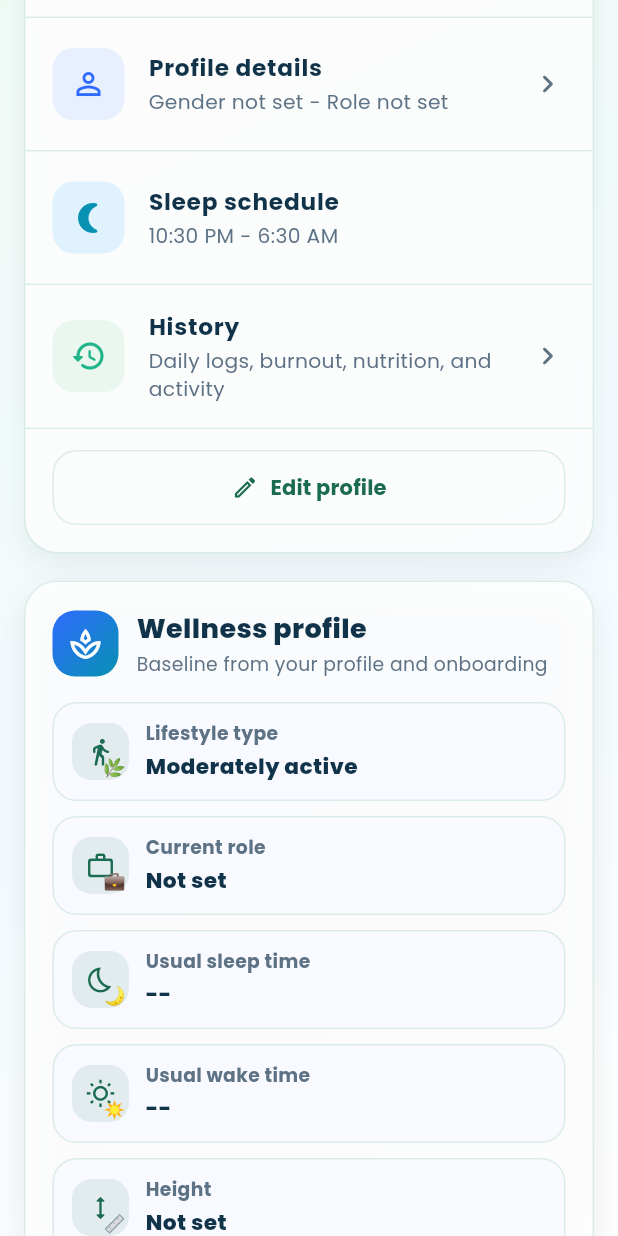
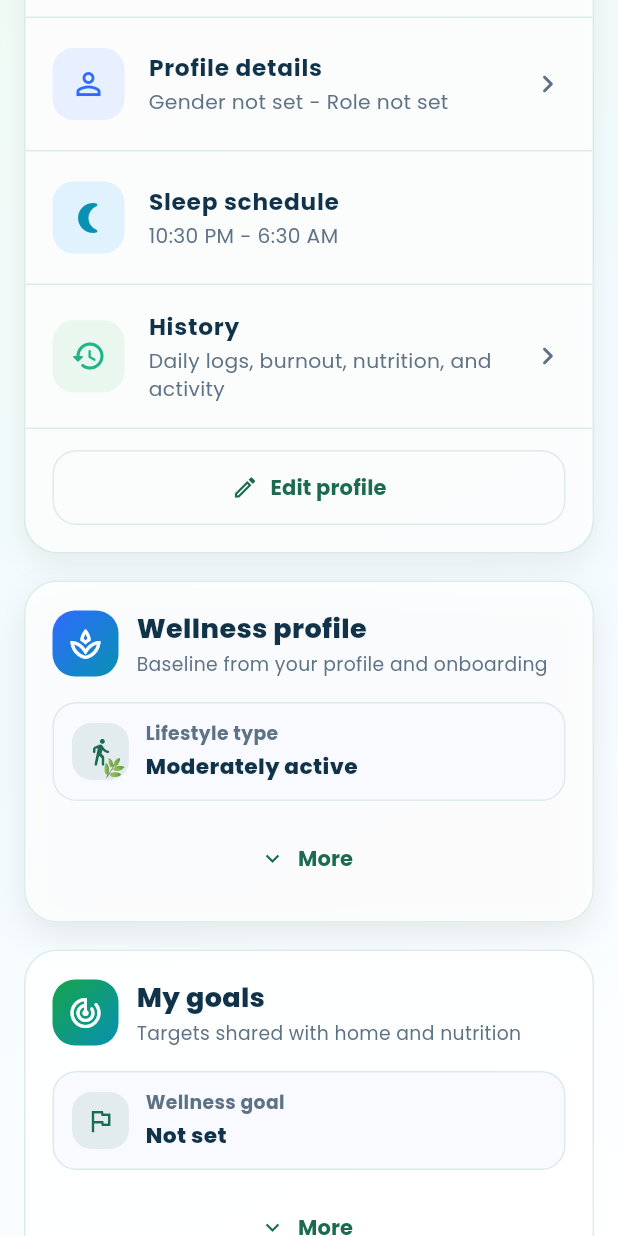
Before and after one commit to vitalysyncapp/vitalysync-frontend, a Flutter app: the ProfilePage screen opened directly, scrolled down 576 dp, on a phone screen of 412 x 824 dp. Run offline on Flutter 3.47's test engine with Material 3 defaults, Android fonts, the phone set to English and light mode, and no system bars; our stand-ins replace animated_bottom_navigation_bar, confetti, fl_chart, flutter_animate, flutter_local_notifications, flutter_secure_storage and 11 more; missing offline and left inert: crop_your_image; accounts and stored records are empty; statements that could not run were skipped.

Commit message:
improve dark-mode consistency and ux on profile page

```diff
--- a/lib/features/nutrition/presentation/pages/manual_log_dialog.dart
+++ b/lib/features/nutrition/presentation/pages/manual_log_dialog.dart
@@ -171,6 +171,7 @@ class _ManualLogDialogState extends State<_ManualLogDialog> {
   Widget build(BuildContext context) {
     final width = MediaQuery.of(context).size.width;
     final isCompact = width < 380;
+    final isDark = Theme.of(context).brightness == Brightness.dark;
 
     return Dialog(
       insetPadding: EdgeInsets.symmetric(
@@ -304,7 +305,9 @@ class _ManualLogDialogState extends State<_ManualLogDialog> {
                           icon: const Icon(Icons.auto_awesome_rounded),
                           label: const Text('Analyze'),
                           style: ElevatedButton.styleFrom(
-                            backgroundColor: const Color(0xFF16A34A),
+                            backgroundColor: isDark
+                                ? const Color(0xFF5D4385)
+                                : const Color(0xFF16A34A),
                             foregroundColor: Colors.white,
                             padding: EdgeInsets.symmetric(
                               vertical: isCompact ? 12 : 14,
--- a/lib/features/profile/presentation/pages/profile_page_widgets.dart
+++ b/lib/features/profile/presentation/pages/profile_page_widgets.dart
@@ -35,13 +35,23 @@ class _ProfileHeaderPalette {
         glassSurface: Colors.white.withValues(alpha: 0.065),
         glassBorder: Colors.white.withValues(alpha: 0.1),
         avatarRingColors: const [
-          Color(0xFF68D5B8),
-          Color(0xFF76ACE8),
-          Color(0xFFB18ADD),
-        ],
-        editButton: const Color(0xFF27A98F),
-        primaryOrb: const Color(0xFF5BDEC1).withValues(alpha: 0.08),
-        secondaryOrb: const Color(0xFF76ACE8).withValues(alpha: 0.08),
+          Color.fromARGB(255, 25, 92, 134),
+          Color.fromARGB(255, 20, 22, 143),
+          Color.fromARGB(255, 50, 5, 101),
+        ],
+        editButton: const Color.fromARGB(255, 39, 65, 169),
+        primaryOrb: const Color.fromARGB(
+          255,
+          30,
+          22,
+          136,
+        ).withValues(alpha: 0.08),
+        secondaryOrb: const Color.fromARGB(
+          255,
+          30,
+          22,
+          136,
+        ).withValues(alpha: 0.08),
         watermarkOpacity: 0.08,
       );
     }
@@ -1127,7 +1137,7 @@ class _PersonalInformationCard extends StatelessWidget {
   }
 }
 
-class MyGoalsCard extends StatelessWidget {
+class MyGoalsCard extends StatefulWidget {
   final UserGoalsSnapshot goals;
   final bool isSaving;
   final VoidCallback onEdit;
@@ -1140,6 +1150,13 @@ class MyGoalsCard extends StatelessWidget {
   });
 
   @override
+  State<MyGoalsCard> createState() => _MyGoalsCardState();
+}
+
+class _MyGoalsCardState extends State<MyGoalsCard> {
+  bool _isExpanded = false;
+
+  @override
   Widget build(BuildContext context) {
     final themePrimary = Theme.of(context).colorScheme.primary;
 
@@ -1205,38 +1222,39 @@ class MyGoalsCard extends StatelessWidget {
           _GoalDataRow(
             icon: Icons.flag_outlined,
             label: 'Wellness goal',
-            value: goals.wellnessGoal,
-          ),
+            value: widget.goals.wellnessGoal,
+          ),
+          if (_isExpanded) ...[
             _GoalDataRow(
               icon: Icons.bedtime_outlined,
               label: 'Sleep goal',
-            value: goals.sleepLabel,
+              value: widget.goals.sleepLabel,
             ),
             _GoalDataRow(
               icon: Icons.water_drop_outlined,
               label: 'Hydration goal',
-            value: goals.hydrationLabel,
+              value: widget.goals.hydrationLabel,
             ),
             _GoalDataRow(
               icon: Icons.fitness_center_outlined,
               label: 'Activity goal',
-            value: goals.activityLabel,
+              value: widget.goals.activityLabel,
             ),
             _GoalDataRow(
               icon: Icons.directions_walk_rounded,
               label: 'Daily steps',
-            value: goals.dailyStepsLabel,
+              value: widget.goals.dailyStepsLabel,
             ),
             _GoalDataRow(
               icon: Icons.local_dining_outlined,
               label: 'Nutrition goal',
-            value: goals.nutritionLabel,
+              value: widget.goals.nutritionLabel,
             ),
             const SizedBox(height: 4),
             SizedBox(
               width: double.infinity,
               child: OutlinedButton.icon(
-              onPressed: isSaving ? null : onEdit,
+                onPressed: widget.isSaving ? null : widget.onEdit,
                 icon: const Icon(Icons.edit_outlined),
                 label: const Text(
                   'Edit goals',
@@ -1250,6 +1268,23 @@ class MyGoalsCard extends StatelessWidget {
                     borderRadius: BorderRadius.circular(16),
                   ),
                 ),
+              ),
+            ),
+          ],
+          const SizedBox(height: 4),
+          Center(
+            child: TextButton.icon(
+              onPressed: () {
+                setState(() {
+                  _isExpanded = !_isExpanded;
+                });
+              },
+              icon: Icon(_isExpanded ? Icons.expand_less : Icons.expand_more),
+              label: Text(
+                _isExpanded ? 'Hide' : 'More',
+                style: const TextStyle(fontWeight: FontWeight.w700),
+              ),
+              style: TextButton.styleFrom(foregroundColor: themePrimary),
             ),
           ),
         ],
--- a/lib/features/profile/presentation/widgets/wellness_profile_card.dart
+++ b/lib/features/profile/presentation/widgets/wellness_profile_card.dart
@@ -2,7 +2,7 @@ import 'package:flutter/material.dart';
 
 import '../../../../shared/theme/app_page_style.dart';
 
-class WellnessProfileCard extends StatelessWidget {
+class WellnessProfileCard extends StatefulWidget {
   final String lifestyleType;
   final String currentRole;
   final String usualSleepTime;
@@ -33,6 +33,13 @@ class WellnessProfileCard extends StatelessWidget {
     required this.onEdit,
     required this.onRetakeBaseline,
   });
+
+  @override
+  State<WellnessProfileCard> createState() => _WellnessProfileCardState();
+}
+
+class _WellnessProfileCardState extends State<WellnessProfileCard> {
+  bool _isExpanded = false;
 
   @override
   Widget build(BuildContext context) {
@@ -112,54 +119,55 @@ class WellnessProfileCard extends StatelessWidget {
             emoji: '\u{1F33F}',
             icon: Icons.directions_walk_rounded,
             label: 'Lifestyle type',
-            value: _sentenceCaseCategory(lifestyleType),
+            value: _sentenceCaseCategory(widget.lifestyleType),
           ),
+          if (_isExpanded) ...[
             _rowItem(
               emoji: '\u{1F4BC}',
               icon: Icons.work_outline_rounded,
               label: 'Current role',
-            value: _sentenceCaseCategory(currentRole),
+              value: _sentenceCaseCategory(widget.currentRole),
             ),
             _rowItem(
               emoji: '\u{1F319}',
               icon: Icons.bedtime_outlined,
               label: 'Usual sleep time',
-            value: usualSleepTime,
+              value: widget.usualSleepTime,
             ),
             _rowItem(
               emoji: '\u2600\uFE0F',
               icon: Icons.wb_sunny_outlined,
               label: 'Usual wake time',
-            value: usualWakeTime,
+              value: widget.usualWakeTime,
             ),
             _rowItem(
               emoji: '\u{1F4CF}',
               icon: Icons.height_rounded,
               label: 'Height',
-            value: _formatMetric(heightCm, unit: 'cm'),
+              value: _formatMetric(widget.heightCm, unit: 'cm'),
             ),
             _rowItem(
               emoji: '\u{1F4AA}',
               icon: Icons.monitor_weight_rounded,
               label: 'Weight',
-            value: _formatMetric(weightKg, unit: 'kg'),
+              value: _formatMetric(widget.weightKg, unit: 'kg'),
             ),
             _rowItem(
               emoji: '\u{1F4CA}',
               icon: Icons.calculate_outlined,
               label: 'BMI',
-            value: _formatBmi(heightCm: heightCm, weightKg: weightKg),
+              value: _formatBmi(heightCm: widget.heightCm, weightKg: widget.weightKg),
             ),
             _rowItemWithBadge(
               emoji: '\u26A1',
               label: 'Work intensity',
-            value: _sentenceCaseCategory(workIntensity),
+              value: _sentenceCaseCategory(widget.workIntensity),
             ),
             _rowItem(
               emoji: '\u{1F525}',
               icon: Icons.local_fire_department_outlined,
               label: 'Initial burnout',
-            value: '${_sentenceCaseCategory(burnoutLevel)} ($burnoutScore%)',
+              value: '${_sentenceCaseCategory(widget.burnoutLevel)} (${widget.burnoutScore}%)',
             ),
             const SizedBox(height: 6),
             Container(
@@ -179,7 +187,7 @@ class WellnessProfileCard extends StatelessWidget {
             SizedBox(
               width: double.infinity,
               child: OutlinedButton.icon(
-              onPressed: isSaving ? null : onEdit,
+                onPressed: widget.isSaving ? null : widget.onEdit,
                 icon: const Icon(Icons.edit_outlined),
                 label: const Text(
                   'Edit wellness profile',
@@ -199,8 +207,8 @@ class WellnessProfileCard extends StatelessWidget {
             SizedBox(
               width: double.infinity,
               child: ElevatedButton.icon(
-              onPressed: isSavingBaseline ? null : onRetakeBaseline,
-              icon: isSavingBaseline
+                onPressed: widget.isSavingBaseline ? null : widget.onRetakeBaseline,
+                icon: widget.isSavingBaseline
                     ? const SizedBox(
                         width: 18,
                         height: 18,
@@ -211,7 +219,7 @@ class WellnessProfileCard extends StatelessWidget {
                       )
                     : const Icon(Icons.restart_alt_rounded),
                 label: Text(
-                isSavingBaseline ? 'Saving baseline...' : 'Retake baseline',
+                  widget.isSavingBaseline ? 'Saving baseline...' : 'Retake baseline',
                   style: const TextStyle(fontWeight: FontWeight.w800),
                 ),
                 style: ElevatedButton.styleFrom(
@@ -223,6 +231,25 @@ class WellnessProfileCard extends StatelessWidget {
                   shape: RoundedRectangleBorder(
                     borderRadius: BorderRadius.circular(16),
                   ),
+                ),
+              ),
+            ),
+          ],
+          const SizedBox(height: 4),
+          Center(
+            child: TextButton.icon(
+              onPressed: () {
+                setState(() {
+                  _isExpanded = !_isExpanded;
+                });
+              },
+              icon: Icon(_isExpanded ? Icons.expand_less : Icons.expand_more),
+              label: Text(
+                _isExpanded ? 'Hide' : 'More',
+                style: const TextStyle(fontWeight: FontWeight.w700),
+              ),
+              style: TextButton.styleFrom(
+                foregroundColor: themePrimary,
               ),
             ),
           ),
```
Also changed, not shown: lib/shared/assistant/assistant_experience_panel.dart (+7 -2 lines), lib/shared/assistant/smart_nudge_dialog_card.dart (+34 -31 lines). Lines whose indentation alone changed are shown as unchanged.
